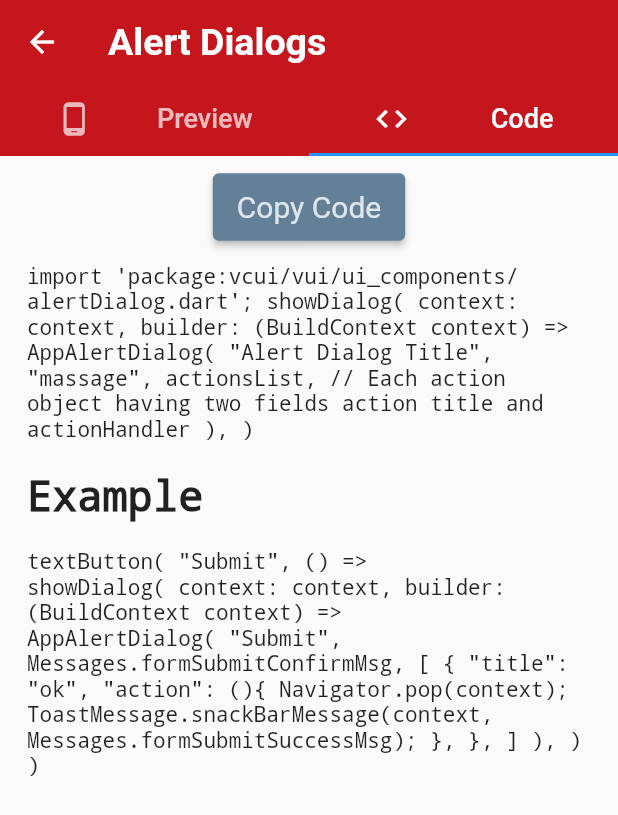
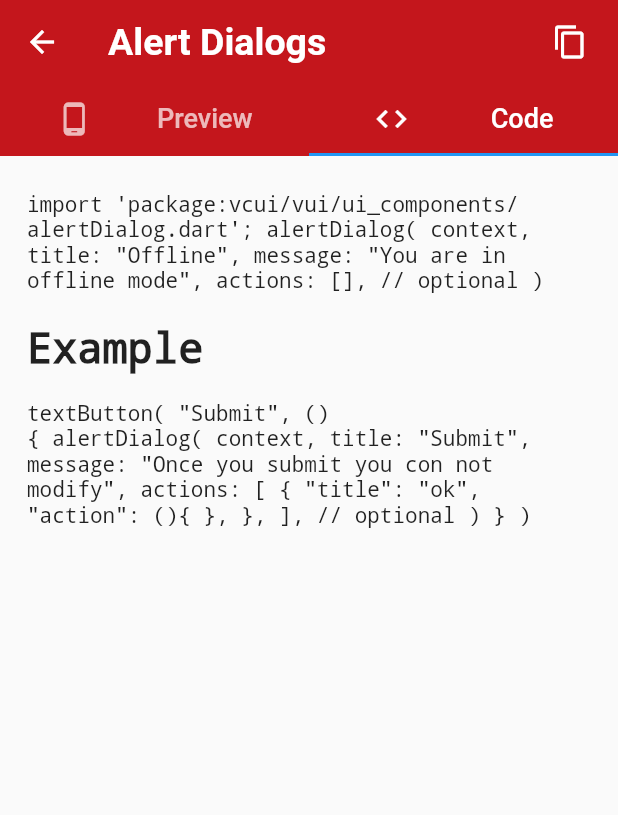
Before and after one commit to brahmikumar/vcui, a Flutter app: the AlertDialogDemo screen opened by its route, tab 2 chosen, on a phone screen of 412 x 824 dp. Shown: the top 815 px of the screen. Run offline on Flutter 3.47's test engine with Material 2 defaults, Android fonts, the phone set to English and light mode, and no system bars; drawn by our look-alikes of flutter_html.

Commit message:
changes in usage tab and copy code

```diff
--- a/lib/src/elements/screens/alert_dialog.dart
+++ b/lib/src/elements/screens/alert_dialog.dart
@@ -30,6 +30,17 @@ class _AlertDialogDemoState extends State<AlertDialogDemo>  with TickerProviderS
     return Scaffold(
       appBar: AppBar(
         title: const Text("Alert Dialogs"),
+        actions: [
+          Padding(
+            padding: const EdgeInsets.only(right: 20.0),
+            child: InkWell(
+              onTap: (){
+                Clipboard.setData(const ClipboardData(text: AlertDialogUsage.alertDialogUsageCode));
+              },
+              child: const Icon(Icons.copy)
+            ),
+          ),
+        ],
         bottom: TabBar(
           controller: tabController,
           tabs: [
@@ -68,12 +79,12 @@ class _AlertDialogDemoState extends State<AlertDialogDemo>  with TickerProviderS
                     children: [
                       textButton(
                         "Submit",
-                              () => showDialog<String>(
-                            context: context,
-                            builder: (BuildContext context) => AppAlertDialog(
-                                "Submit",
-                                Messages.formSubmitConfirmMsg,
-                                [
+                        () {
+                          alertDialog(
+                              context,
+                              title: "Submit",
+                              message: Messages.formSubmitConfirmMsg,
+                              actions: [
                                 {
                                   "title": "ok",
                                   "action": (){
@@ -82,19 +93,19 @@ class _AlertDialogDemoState extends State<AlertDialogDemo>  with TickerProviderS
                                   },
                                 },
                               ]
-                            ),
-                          )
+                          );
+                        }
                       ),
                       const Divider(),
 
                       textButton(
                         "Logout",
-                              () => showDialog<String>(
-                            context: context,
-                            builder: (BuildContext context) => AppAlertDialog(
-                                "Logout",
-                                Messages.logoutConfirmMsg,
-                                [
+                        () {
+                          alertDialog(
+                              context,
+                              title: "Logout",
+                              message: Messages.logoutConfirmMsg,
+                              actions: [
                                 {
                                   "title": "ok",
                                   "action": (){
@@ -109,22 +120,16 @@ class _AlertDialogDemoState extends State<AlertDialogDemo>  with TickerProviderS
                                   },
                                 }
                               ]
-                            ),
-                          )
+                          );
+                        }
                       ),
                       const Divider(),
 
-                      /*textButton(
-                  "Logout",
-                      () => showDialog<String>(
-                    context: context,
-                    builder: (BuildContext context) => AppAlertDialog(
-                        "Logout",
-                        Messages.logoutConfirmMsg,
-                       []
+                      textButton(
+                        "Alert Dialog without actions",
+                            () => alertDialog(context, title: "Offline", message: "You are in offline mode",)
                       ),
-                  )
-              ),*/
+                      const Divider(),
 
                     ],
                   ),
@@ -132,12 +137,24 @@ class _AlertDialogDemoState extends State<AlertDialogDemo>  with TickerProviderS
                 SingleChildScrollView(
                   child: Column(
                     children: [
-                      ElevatedButton(onPressed: (){
+                      /*ElevatedButton(onPressed: (){
                         Clipboard.setData(const ClipboardData(text: AlertDialogUsage.alertDialogUsageCode));
-                      }, child: Text("Copy Code")),
+                      }, child: Text("Copy Code")),*/
+
                       Html(
                           data: AlertDialogUsage.alertDialogUsage
                       ),
+                      /*InkWell(
+                          onTap: (){
+                            Clipboard.setData(const ClipboardData(text: AlertDialogUsage.alertDialogUsageCode));
+                          },
+                          child: Row(
+                            children: [
+                              Text("Copy"),
+                              Icon(Icons.copy),
+                            ],
+                          )
+                      ),*/
                     ],
                   ),
                 ),
--- a/lib/src/home/screens/home.dart
+++ b/lib/src/home/screens/home.dart
@@ -9,7 +9,7 @@ class Home extends StatelessWidget {
   Widget build(BuildContext context) {
     return Scaffold(
       appBar: AppBar(
-        title: const Text("Home"),
+        title: const Text("UI Components"),
       ),
       body: Container(
         child: Column(
--- a/lib/src/utils/alert_dialog_usage.dart
+++ b/lib/src/utils/alert_dialog_usage.dart
@@ -3,34 +3,29 @@ class AlertDialogUsage{
     <pre>
 import 'package:vcui/vui/ui_components/alertDialog.dart';
 
-  showDialog(
-    context: context,
-    builder: (BuildContext context) => AppAlertDialog(
-      "Alert Dialog Title",
-      "massage",
-      actionsList, // Each action object having two fields action title and actionHandler
-    ),
+  alertDialog(
+    context,
+    title: "Offline",
+    message: "You are in offline mode",
+    actions: [], // optional
   )
 
   <h1>Example</h1>
   textButton(
     "Submit",
-    () => showDialog(
-      context: context,
-      builder: (BuildContext context) => AppAlertDialog(
-          "Submit",
-          Messages.formSubmitConfirmMsg,
-          [
+    (){
+      alertDialog(
+        context,
+        title: "Submit",
+        message: "Once you submit you con not modify",
+        actions:  [
           {
             "title": "ok",
-              "action": (){
-                Navigator.pop(context);
-                ToastMessage.snackBarMessage(context, Messages.formSubmitSuccessMsg);
+            "action": (){ },
           },
-            },
-          ]
-      ),
+        ], // optional
       )
+    }
   )
     </pre>
   """;
@@ -38,18 +33,16 @@ import 'package:vcui/vui/ui_components/alertDialog.dart';
 static const String alertDialogUsageCode = """
 import 'package:vcui/vui/ui_components/alertDialog.dart';
 
-  showDialog(
-    context: context,
-    builder: (BuildContext context) => AppAlertDialog(
-      "Alert Dialog Title",
-      "massage",
-      [
+alertDialog(
+  context,
+  title: "title",
+  message: "message",
+  actions:  [
     {
       "title": "ok",
-          "action": (){},
+      "action": (){ },
     },
-      ], // Each action object having two fields action title and actionHandler
-    ),
+  ], // optional
 )
   """;
 
--- a/lib/vui/ui_components/alertDialog.dart
+++ b/lib/vui/ui_components/alertDialog.dart
@@ -21,3 +21,16 @@ class AppAlertDialog extends StatelessWidget {
     );
   }
 }
+
+Future alertDialog(context, {title, message, actions = const []}) {
+
+  return showDialog<String>(
+    context: context,
+    builder: (BuildContext context) => AppAlertDialog(
+        title,
+        message,
+        actions
+    ),
+  );
+
+}
```
Also changed, not shown: lib/src/elements/screens/bottom_modelsheet_demo.dart (+13 -2 lines), lib/src/elements/screens/buttons_demo.dart (+18 -4 lines), lib/src/elements/screens/labels_demo.dart (+13 -2 lines), lib/src/elements/screens/toast_messages_demo.dart (+14 -2 lines), lib/src/utils/button_usage_data.dart (+25 -0 lines), lib/main.dart (line endings or trailing spaces). Lines whose indentation alone changed are shown as unchanged.
